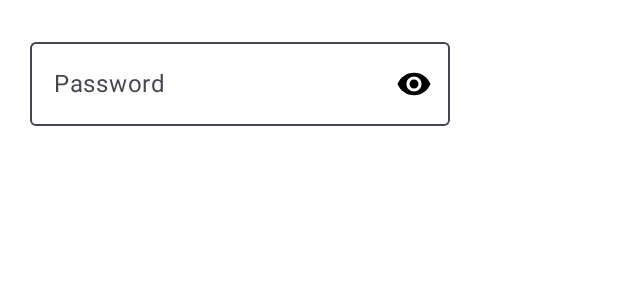
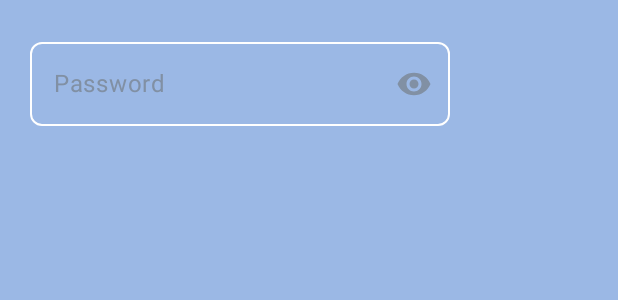
Before and after one commit to joaogouveia89/TikoDog, an Android app built with Jetpack Compose: the @Preview function TikoDogPasswordInputPreview, on a phone screen of 412 x 824 dp. Shown: the top 300 px of the screen. Run offline under Robolectric (Android 15) with nearby library versions, the phone set to English and light mode, and no system bars; Roboto replaces fonts that are not available here.

Commit message:
color and border adjustments on outlinedtext field

```diff
--- a/app/src/main/java/io/github/joaogouveia89/tikodog/core/presentation/TikoDogTextInput.kt
+++ b/app/src/main/java/io/github/joaogouveia89/tikodog/core/presentation/TikoDogTextInput.kt
@@ -1,14 +1,15 @@
 package io.github.joaogouveia89.tikodog.core.presentation
 
 import androidx.compose.foundation.layout.padding
+import androidx.compose.foundation.shape.RoundedCornerShape
 import androidx.compose.foundation.text.KeyboardOptions
 import androidx.compose.material.icons.Icons
 import androidx.compose.material.icons.filled.Email
-import androidx.compose.material.icons.filled.Visibility
 import androidx.compose.material3.Icon
+import androidx.compose.material3.MaterialTheme
 import androidx.compose.material3.OutlinedTextField
+import androidx.compose.material3.OutlinedTextFieldDefaults
 import androidx.compose.material3.Text
-import androidx.compose.material3.TextFieldDefaults
 import androidx.compose.runtime.Composable
 import androidx.compose.runtime.getValue
 import androidx.compose.runtime.mutableStateOf
@@ -20,6 +21,8 @@ import androidx.compose.ui.text.input.KeyboardType
 import androidx.compose.ui.text.input.VisualTransformation
 import androidx.compose.ui.tooling.preview.Preview
 import androidx.compose.ui.unit.dp
+import io.github.joaogouveia89.tikodog.ui.theme.TikoDogTheme
+import io.github.joaogouveia89.tikodog.ui.theme.TikoGray
 
 @Composable
 fun TikoDogTextInput(
@@ -29,6 +32,7 @@ fun TikoDogTextInput(
     onChangeValue: (String) -> Unit,
     initialValue: String = "",
     keyboardType: KeyboardType = KeyboardType.Text,
+    borderColor: Color,
     visualTransformation: VisualTransformation = VisualTransformation.None,
     endIcon: @Composable (() -> Unit)? = null
 ) {
@@ -42,13 +46,26 @@ fun TikoDogTextInput(
             value = it
             onChangeValue(it)
         },
-        colors = TextFieldDefaults.colors().copy(
+        colors = OutlinedTextFieldDefaults.colors().copy(
             unfocusedContainerColor = Color.Transparent,
-            focusedTextColor = Color.Black
+            focusedTextColor = Color.Black,
+            focusedIndicatorColor = Color.Black,
+            unfocusedIndicatorColor = borderColor // border color
         ),
+        shape = RoundedCornerShape(8.dp),
         keyboardOptions = KeyboardOptions.Default.copy(keyboardType = keyboardType),
-        label = { Text(text = label) },
-        placeholder = { Text(text = hint) },
+        label = {
+            Text(
+                text = label,
+                color = TikoGray
+            )
+        },
+        placeholder = {
+            Text(
+                text = hint,
+                color = TikoGray
+            )
+        },
         trailingIcon = endIcon,
         visualTransformation = visualTransformation
     )
@@ -57,12 +74,15 @@ fun TikoDogTextInput(
 @Preview(showBackground = true)
 @Composable
 private fun TikoDogTextInputPreview() {
-    TikoDogTextInput(
-        modifier = Modifier.padding(20.dp),
-        label = "Name",
-        hint = "Enter your name",
-        onChangeValue = {}
-    )
+    TikoDogTheme {
+        TikoDogTextInput(
+            modifier = Modifier.padding(20.dp),
+            label = "Name",
+            hint = "Enter your name",
+            onChangeValue = {},
+            borderColor = MaterialTheme.colorScheme.primary
+        )
+    }
 }
 
 @Preview(showBackground = true)
@@ -78,6 +98,7 @@ private fun TikoDogTextInputWithIconPreview() {
                 contentDescription = null
             )
         },
+        borderColor = MaterialTheme.colorScheme.primary,
         onChangeValue = {}
     )
 }
--- a/app/src/main/java/io/github/joaogouveia89/tikodog/login/presentation/LoginScreenContent.kt
+++ b/app/src/main/java/io/github/joaogouveia89/tikodog/login/presentation/LoginScreenContent.kt
@@ -25,6 +25,7 @@ import io.github.joaogouveia89.tikodog.R
 import io.github.joaogouveia89.tikodog.core.presentation.TikoDogTextInput
 import io.github.joaogouveia89.tikodog.login.presentation.components.TikoDogPasswordInput
 import io.github.joaogouveia89.tikodog.ui.theme.TikoDogTheme
+import io.github.joaogouveia89.tikodog.ui.theme.TikoGray
 
 @Composable
 fun LoginScreenContent(
@@ -63,11 +64,12 @@ fun LoginScreenContent(
             endIcon = {
                 Icon(
                     imageVector = Icons.Default.Email,
-                    tint = Color.Black,
+                    tint = TikoGray,
                     contentDescription = null
                 )
             },
-            onChangeValue = {}
+            onChangeValue = {},
+            borderColor = Color.White
         )
         TikoDogPasswordInput(
             modifier = Modifier
--- a/app/src/main/java/io/github/joaogouveia89/tikodog/login/presentation/components/TikoDogPasswordInput.kt
+++ b/app/src/main/java/io/github/joaogouveia89/tikodog/login/presentation/components/TikoDogPasswordInput.kt
@@ -21,6 +21,7 @@ import androidx.compose.ui.tooling.preview.Preview
 import androidx.compose.ui.unit.dp
 import io.github.joaogouveia89.tikodog.R
 import io.github.joaogouveia89.tikodog.core.presentation.TikoDogTextInput
+import io.github.joaogouveia89.tikodog.ui.theme.TikoGray
 
 @Composable
 fun TikoDogPasswordInput(
@@ -51,18 +52,19 @@ fun TikoDogPasswordInput(
                 Icon(
                     imageVector = iconImage,
                     contentDescription = description,
-                    tint = Color.Black,
+                    tint = TikoGray,
                 )
             }
         },
         visualTransformation = if (isVisible)
             VisualTransformation.None
         else
-            PasswordVisualTransformation()
+            PasswordVisualTransformation(),
+        borderColor = Color.White
     )
 }
 
-@Preview(showBackground = true)
+@Preview(showBackground = true, backgroundColor = 0xFF9BB8E5)
 @Composable
 private fun TikoDogPasswordInputPreview() {
     TikoDogPasswordInput(
--- a/app/src/main/java/io/github/joaogouveia89/tikodog/ui/theme/Color.kt
+++ b/app/src/main/java/io/github/joaogouveia89/tikodog/ui/theme/Color.kt
@@ -14,3 +14,5 @@ val Pink40 = Color(0xFF7D5260)
 val TikoPurple = Color(0xFF812578)
 val TikoPink = Color(0xFFFDE0EA)
 val TikoBlue = Color(0xFF9BB8E5)
+
+val TikoGray = Color(0xFF8190A4)
```
Also changed, not shown: app/src/main/java/io/github/joaogouveia89/tikodog/ui/theme/Theme.kt (+6 -7 lines).
